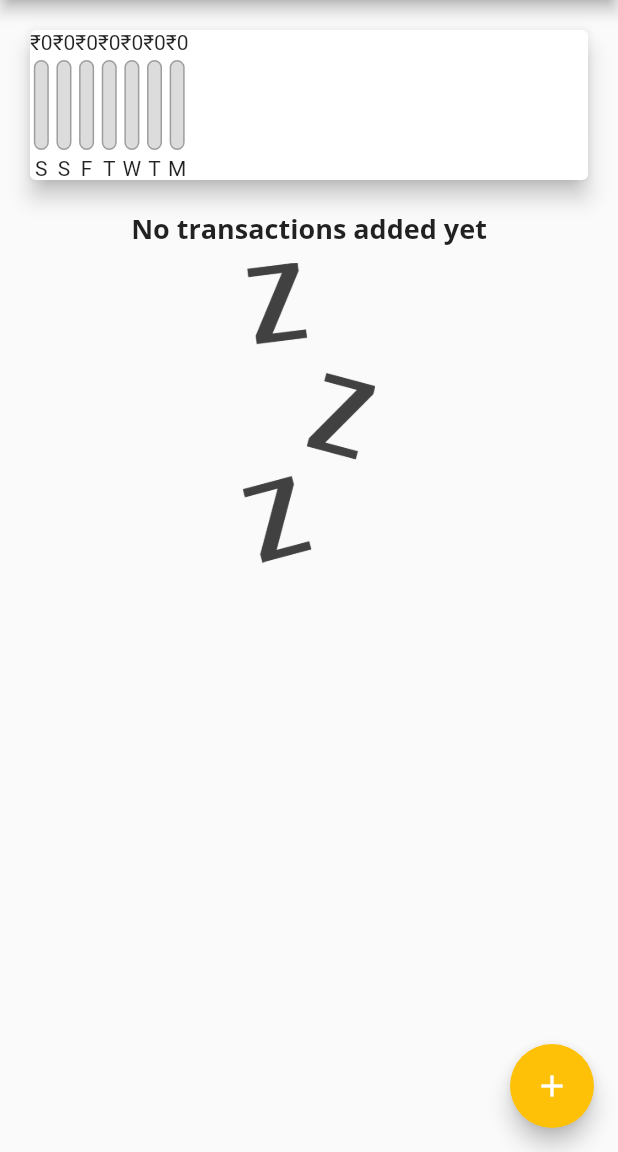
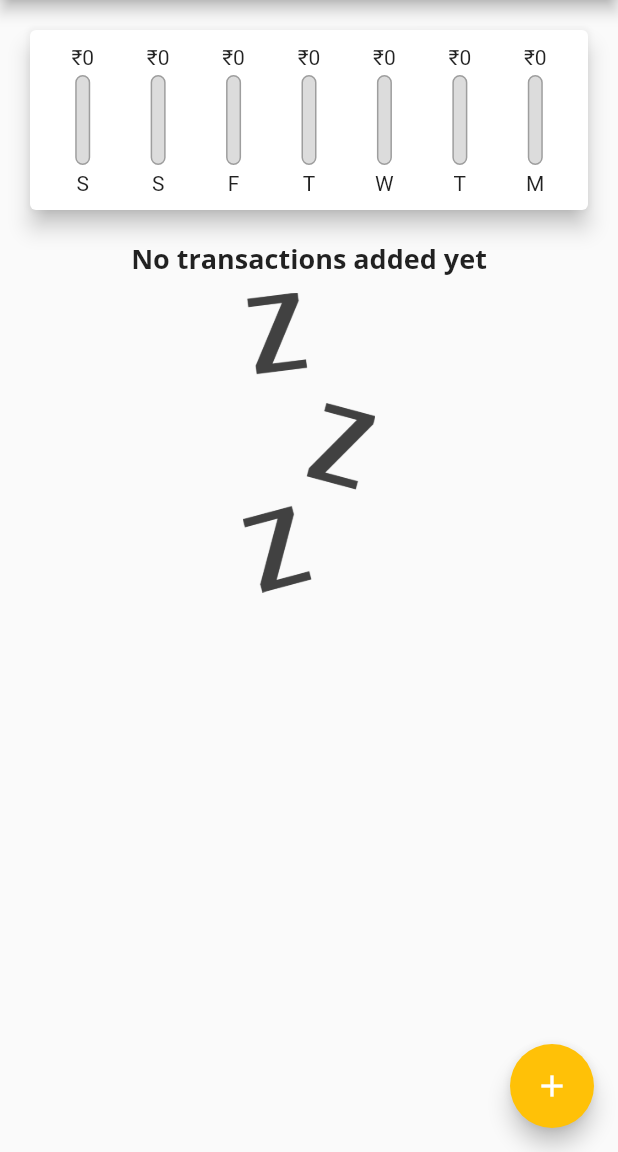
Before and after one commit to SiddharthKoyugura/CashControl, a Flutter app: the screen it shows after launch, on a phone screen of 412 x 824 dp, the part 84-1236 px from its top. Run offline on Flutter 3.47's test engine with Material 2 defaults, Android fonts, the phone set to English and light mode, and no system bars.

Commit message:
chart ui update

```diff
--- a/lib/widgets/chart.dart
+++ b/lib/widgets/chart.dart
@@ -39,16 +39,23 @@ class Chart extends StatelessWidget {
     return Card(
       elevation: 6,
       margin: const EdgeInsets.all(20),
+      child: Padding(
+        padding: const EdgeInsets.all(10),
         child: Row(
+          mainAxisAlignment: MainAxisAlignment.spaceAround,
           children: groupedTransactionValues.map((data) {
-          return ChartBar(
+            return Flexible(
+              fit: FlexFit.tight,
+              child: ChartBar(
                 label: data['day'],
                 spendingAmount: data["amount"],
                 spendingPctOfTotal: totalSpending != 0.0
                     ? (data["amount"] as double) / totalSpending
                     : 0.0,
+              ),
             );
           }).toList(),
+        ),
       ),
     );
   }
--- a/lib/widgets/chart_bar.dart
+++ b/lib/widgets/chart_bar.dart
@@ -12,7 +12,9 @@ class ChartBar extends StatelessWidget {
   Widget build(BuildContext context) {
     return Column(
       children: <Widget>[
-        Text('₹${spendingAmount.toStringAsFixed(0)}'),
+        FittedBox(
+          child: Text('₹${spendingAmount.toStringAsFixed(0)}'),
+        ),
         const SizedBox(
           height: 4,
         ),
```
Lines whose indentation alone changed are shown as unchanged.
